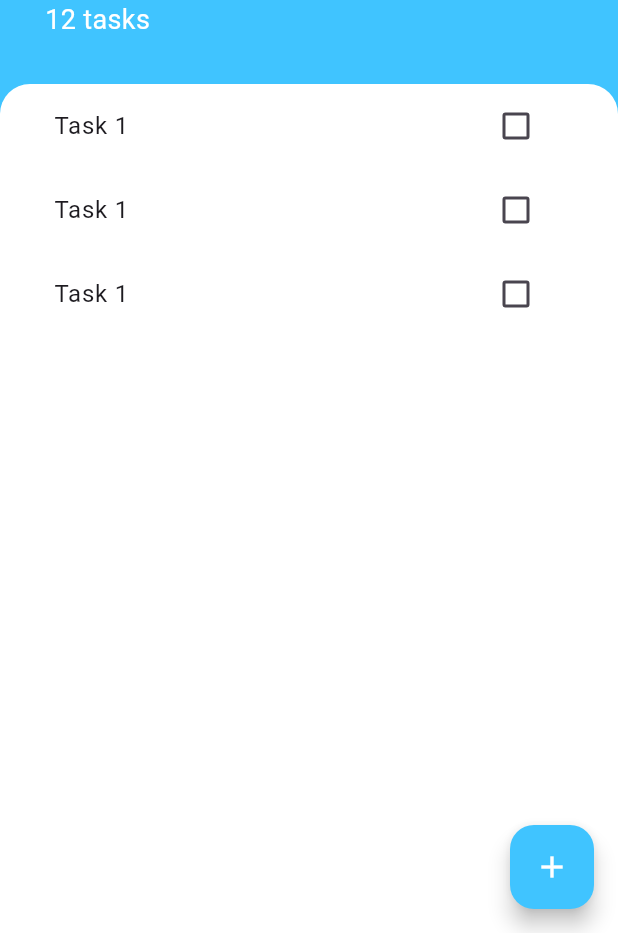
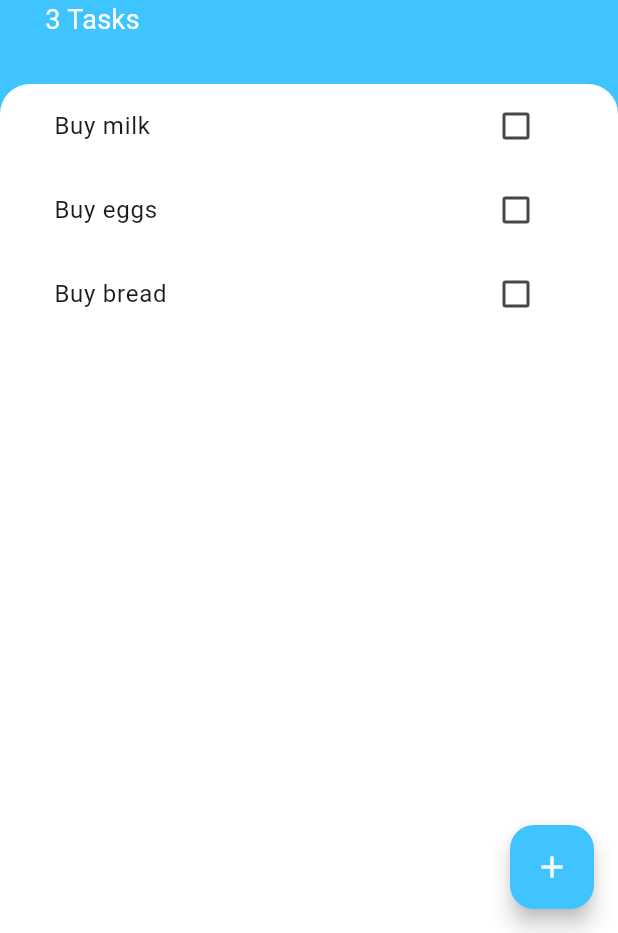
Before and after one commit to aezakmi7/todoey-flutter, a Flutter app: the screen it shows after launch, on a phone screen of 412 x 824 dp, the part 303-1236 px from its top. Run offline on Flutter 3.47's test engine with Material 3 defaults, Android fonts, the phone set to English and light mode, and no system bars.

Commit message:
Provider and dynamic list of tasks implemented

```diff
--- a/lib/main.dart
+++ b/lib/main.dart
@@ -1,4 +1,6 @@
 import 'package:flutter/material.dart';
+import 'package:provider/provider.dart';
+import 'package:todoey_flutter/models/task_data.dart';
 import 'package:todoey_flutter/screens/tasks_screen.dart';
 
 void main() {
@@ -8,12 +10,14 @@ void main() {
 class MyApp extends StatelessWidget {
   const MyApp({super.key});
 
-  // This widget is the root of your application.
   @override
   Widget build(BuildContext context) {
-    return MaterialApp(
-      debugShowCheckedModeBanner: false,
-      home: TasksScreen(),
+    return ChangeNotifierProvider(
+      create: (context) => TaskData(),
+      child: MaterialApp(
+        debugShowCheckedModeBanner: false,
+        home: TasksScreen(),
+      ),
     );
   }
 }
--- /dev/null
+++ b/lib/models/task.dart
@@ -0,0 +1,10 @@
+class Task {
+  final String name;
+  bool isDone;
+
+  Task({required this.name, this.isDone = false});
+
+  void toggleDone() {
+    isDone = !isDone;
+  }
+}
--- /dev/null
+++ b/lib/models/task_data.dart
@@ -0,0 +1,35 @@
+import 'package:flutter/foundation.dart';
+import 'package:todoey_flutter/models/task.dart';
+import 'dart:collection';
+
+class TaskData extends ChangeNotifier {
+  List<Task> _tasks = [
+    Task(name: 'Buy milk'),
+    Task(name: 'Buy eggs'),
+    Task(name: 'Buy bread'),
+  ];
+
+  UnmodifiableListView<Task> get tasks {
+    return UnmodifiableListView(_tasks);
+  }
+
+  int get taskCount {
+    return _tasks.length;
+  }
+
+  void addTask(String newTaskTitle) {
+    final task = Task(name: newTaskTitle);
+    _tasks.add(task);
+    notifyListeners();
+  }
+
+  void updateTask(Task task) {
+    task.toggleDone();
+    notifyListeners();
+  }
+
+  void deleteTask(Task task) {
+    _tasks.remove(task);
+    notifyListeners();
+  }
+}
--- a/lib/screens/tasks_screen.dart
+++ b/lib/screens/tasks_screen.dart
@@ -1,4 +1,6 @@
 import 'package:flutter/material.dart';
+import 'package:provider/provider.dart';
+import 'package:todoey_flutter/models/task_data.dart';
 import 'package:todoey_flutter/screens/add_task.dart';
 import 'package:todoey_flutter/widgets/tasks_list.dart';
 
@@ -14,12 +16,12 @@ class TasksScreen extends StatelessWidget {
           showModalBottomSheet(
             context: context,
             builder: (context) {
-              return AddTaskScreen();
+              return const AddTaskScreen();
             },
           );
         },
         backgroundColor: Colors.lightBlueAccent,
-        child: Icon(
+        child: const Icon(
           Icons.add,
           color: Colors.white,
         ),
@@ -55,7 +57,7 @@ class TasksScreen extends StatelessWidget {
                       fontWeight: FontWeight.w700),
                 ),
                 Text(
-                  '12 tasks',
+                  '${Provider.of<TaskData>(context).taskCount} Tasks',
                   style: TextStyle(
                       fontSize: 18.0,
                       color: Colors.white,
@@ -67,14 +69,14 @@ class TasksScreen extends StatelessWidget {
           Expanded(
             child: Container(
               padding: const EdgeInsets.symmetric(horizontal: 20.0),
-              decoration: BoxDecoration(
+              decoration: const BoxDecoration(
                 color: Colors.white,
                 borderRadius: BorderRadius.only(
                   topLeft: Radius.circular(20.0),
                   topRight: Radius.circular(20.0),
                 ),
               ),
-              child: TasksList(),
+              child: const TasksList(),
             ),
           ),
         ],
--- a/lib/widgets/task_tile.dart
+++ b/lib/widgets/task_tile.dart
@@ -1,17 +1,31 @@
 import 'package:flutter/material.dart';
 
 class TaskTile extends StatelessWidget {
-  const TaskTile({
-    super.key,
-  });
+  final bool isChecked;
+  final String taskTitle;
+  final void Function(bool?) checkboxCallback;
+  final VoidCallback longPressCallback;
+
+  const TaskTile(
+      {super.key,
+      required this.isChecked,
+      required this.taskTitle,
+      required this.checkboxCallback,
+      required this.longPressCallback});
 
   @override
   Widget build(BuildContext context) {
     return ListTile(
-      title: Text('Task 1'),
+      onLongPress: longPressCallback,
+      title: Text(
+        taskTitle,
+        style: TextStyle(
+            decoration: isChecked ? TextDecoration.lineThrough : null),
+      ),
       trailing: Checkbox(
-        value: false,
-        onChanged: (value) {},
+        activeColor: Colors.lightBlueAccent,
+        value: isChecked,
+        onChanged: checkboxCallback,
       ),
     );
   }
--- a/lib/widgets/tasks_list.dart
+++ b/lib/widgets/tasks_list.dart
@@ -1,4 +1,6 @@
 import 'package:flutter/material.dart';
+import 'package:provider/provider.dart';
+import 'package:todoey_flutter/models/task_data.dart';
 import 'package:todoey_flutter/widgets/task_tile.dart';
 
 class TasksList extends StatelessWidget {
@@ -6,13 +8,25 @@ class TasksList extends StatelessWidget {
 
   @override
   Widget build(BuildContext context) {
-    return ListView(
-      shrinkWrap: true,
-      children: <Widget>[
-        TaskTile(),
-        TaskTile(),
-        TaskTile(),
-      ],
+    return Consumer<TaskData>(
+      builder: (context, taskData, child) {
+        return ListView.builder(
+          itemBuilder: (context, index) {
+            final task = taskData.tasks[index];
+            return TaskTile(
+              taskTitle: task.name,
+              isChecked: task.isDone,
+              checkboxCallback: (checkboxState) {
+                taskData.updateTask(task);
+              },
+              longPressCallback: () {
+                taskData.deleteTask(task);
+              },
+            );
+          },
+          itemCount: taskData.taskCount,
+        );
+      },
     );
   }
 }
--- a/pubspec.yaml
+++ b/pubspec.yaml
@@ -35,6 +35,7 @@ dependencies:
   # The following adds the Cupertino Icons font to your application.
   # Use with the CupertinoIcons class for iOS style icons.
   cupertino_icons: ^1.0.6
+  provider: ^6.1.2
 
 dev_dependencies:
   flutter_test:
```
Also changed, not shown: lib/screens/add_task.dart (+10 -1 lines), pubspec.lock.
